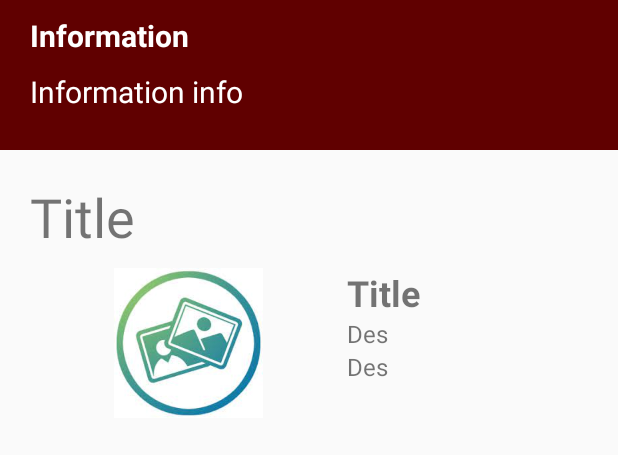
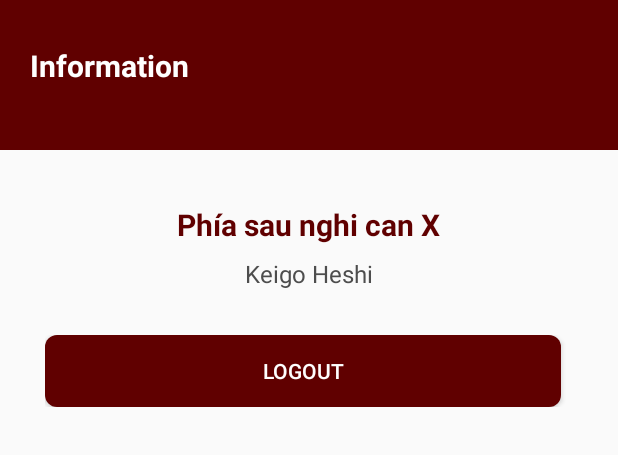
Before and after one commit to hoangduongngg/AndroidApp_COOKIK, an Android app: the layout fragment_info.xml on its own in the app's theme, with its tools: preview values and no code run, on a phone screen of 412 x 824 dp. Shown: the top 455 px of the screen. Run offline under Robolectric (Android 15) with nearby library versions, the phone set to English and light mode, and no system bars.

Commit message:
Update, Info

```diff
--- a/COOKIK_APP/app/src/main/java/com/example/cookik_app/activity/home/DetailActivity.java
+++ b/COOKIK_APP/app/src/main/java/com/example/cookik_app/activity/home/DetailActivity.java
@@ -75,6 +75,9 @@ public class DetailActivity extends AppCompatActivity implements View.OnClickLis
     public void onClick(View view) {
         if (view==bt_update) {
             Toast.makeText(this, "UPDATE", Toast.LENGTH_SHORT).show();
+            Intent intent = new Intent(this, UpdateActivity.class);
+            intent.putExtra("book", book);
+            startActivity(intent);
         }
         if (view==bt_delete) {
             Toast.makeText(this, "DELETE", Toast.LENGTH_SHORT).show();
--- a/COOKIK_APP/app/src/main/res/layout/fragment_info.xml
+++ b/COOKIK_APP/app/src/main/res/layout/fragment_info.xml
@@ -12,21 +12,11 @@
         >
 
         <TextView
-            android:layout_marginTop="10dp"
+            android:layout_marginTop="30dp"
             android:textSize="20dp"
             android:textStyle="bold"
             android:text="Information"
-            android:textColor="@color/white"
-            android:layout_marginLeft="20dp"
-            android:layout_width="match_parent"
-            android:layout_height="wrap_content"/>
 
-        <!--        Set information here-->
-        <TextView
-            android:id="@+id/txtInfo"
-            android:layout_marginTop="10dp"
-            android:textSize="20dp"
-            android:text="Information info"
             android:textColor="@color/white"
             android:layout_marginLeft="20dp"
             android:layout_width="match_parent"
@@ -34,73 +24,137 @@
 
 
 
+
+
     </LinearLayout>
 
     <LinearLayout
-        android:layout_margin="20dp"
+        android:layout_marginTop="20dp"
         android:orientation="vertical"
         android:layout_width="match_parent"
         android:layout_height="wrap_content">
 
+<!--        <ImageView-->
+<!--            android:id="@+id/img"-->
+<!--            android:layout_gravity="center"-->
+<!--            android:layout_width="200dp"-->
+<!--            android:layout_height="200dp"-->
+<!--            android:src="@drawable/phiasaunghicanx" />-->
+
         <TextView
-            android:text="Title"
-            android:textSize="36dp"
-            android:layout_width="match_parent"
-            android:layout_height="wrap_content"/>
+            android:id="@+id/name"
+            android:layout_gravity="center"
+            android:layout_width="wrap_content"
+            android:layout_height="wrap_content"
+            android:text="Phía sau nghi can X"
+            android:textSize="20dp"
+            android:textColor="@color/red"
+            android:textStyle="bold"
+            android:layout_marginTop="16dp" />
 
-        <LinearLayout
-            android:orientation="horizontal"
-            android:layout_weight="2"
-            android:layout_marginTop="10dp"
-            android:layout_width="match_parent"
-            android:layout_height="wrap_content">
-
-            <ImageView
-                android:layout_weight="1"
-                android:src="@drawable/images"
-                android:layout_width="100dp"
-                android:layout_height="100dp"/>
-
-            <LinearLayout
-                android:layout_weight="1"
-                android:orientation="vertical"
-                android:layout_width="wrap_content"
-                android:layout_height="wrap_content">
-
-                <TextView
-                    android:text="Title"
-                    android:textSize="24dp"
-                    android:textStyle="bold"
-                    android:layout_width="wrap_content"
-                    android:layout_height="wrap_content"/>
-                <TextView
-                    android:text="Des"
-                    android:textSize="16dp"
-                    android:layout_width="wrap_content"
-                    android:layout_height="wrap_content"/>
-                <TextView
-                    android:text="Des"
-                    android:textSize="16dp"
-                    android:layout_width="wrap_content"
-                    android:layout_height="wrap_content"/>
-
-            </LinearLayout>
+        <TextView
+            android:layout_gravity="center"
+            android:id="@+id/gmail"
+            android:layout_width="wrap_content"
+            android:layout_height="wrap_content"
+            android:textSize="16dp"
+            android:text="Keigo Heshi"
+            android:textColor="#4D4D4D"
+            android:layout_marginTop="8dp" />
 
 
-        </LinearLayout>
+    </LinearLayout>
+
+    <LinearLayout
+        android:layout_width="match_parent"
+        android:layout_height="wrap_content"
+        android:orientation="horizontal"
+        android:gravity="center_vertical">
+
+<!--        <RatingBar-->
+<!--            android:id="@+id/rate"-->
+<!--            android:layout_width="wrap_content"-->
+<!--            android:layout_height="wrap_content"-->
+<!--            android:numStars="5"-->
+<!--            android:stepSize="0.5"-->
+<!--            android:rating="5"-->
+<!--            android:scaleX="0.4"-->
+<!--            android:scaleY="0.4"-->
+<!--            android:layout_marginStart="8dp" />-->
+
+<!--        <TextView-->
+<!--            android:id="@+id/shelf"-->
+<!--            android:layout_width="wrap_content"-->
+<!--            android:layout_height="wrap_content"-->
+<!--            android:text="Read"-->
+<!--            android:paddingLeft="8dp" />-->
+
+    </LinearLayout>
+
+    <LinearLayout
+        android:layout_width="match_parent"
+        android:layout_height="wrap_content"
+        android:orientation="vertical">
+
+<!--        <TextView-->
+<!--            android:layout_width="match_parent"-->
+<!--            android:layout_height="wrap_content"-->
+<!--            android:textSize="16sp"-->
+<!--            android:text="Review:"-->
+<!--            android:textStyle="bold"-->
+<!--            android:paddingLeft="30dp"-->
+<!--            android:paddingBottom="5dp"/>-->
+
+<!--        <TextView-->
+<!--            android:id="@+id/review"-->
+<!--            android:layout_width="match_parent"-->
+<!--            android:layout_height="wrap_content"-->
+<!--            android:textSize="16sp"-->
+<!--            android:text="“Việc nghĩ ra một bài toán vô cùng khó và việc giải bài toán đó, việc nào khó hơn? ”"-->
+<!--            android:paddingLeft="30dp"-->
+<!--            android:paddingRight="30dp"/>-->
+
+    </LinearLayout>
+    <LinearLayout
+        android:layout_width="match_parent"
+        android:layout_height="wrap_content"
+        android:orientation="horizontal"
+        android:weightSum="1"
+        android:padding="30dp">
+
+        <Button
+            android:id="@+id/bt_logout"
+            android:layout_width="0dp"
+            android:layout_height="wrap_content"
+            android:layout_weight="1"
+            android:text="LOGOUT"
+            android:textColor="#FFFFFF"
+            android:background="@drawable/button_background"
+            android:layout_marginEnd="8dp"/>
+
+<!--        <Button-->
+<!--            android:id="@+id/bt_delete"-->
+<!--            android:layout_width="0dp"-->
+<!--            android:layout_height="wrap_content"-->
+<!--            android:layout_weight="1"-->
+<!--            android:text="DELETE"-->
+<!--            android:textColor="#FFFFFF"-->
+<!--            android:background="@drawable/button_background"-->
+<!--            android:layout_marginStart="8dp"/>-->
+        <!--        <Button-->
+        <!--            android:id="@+id/bt_back"-->
+        <!--            android:layout_width="0dp"-->
+        <!--            android:layout_height="wrap_content"-->
+        <!--            android:layout_weight="1"-->
+        <!--            android:text="BACK"-->
+        <!--            android:textColor="#FFFFFF"-->
+        <!--            android:background="@drawable/button_background"-->
+        <!--            android:layout_marginStart="8dp"/>-->
 
     </LinearLayout>
 
 
-<!--    <androidx.recyclerview.widget.RecyclerView-->
-<!--        android:id="@+id/recycleView"-->
-<!--        android:layout_marginTop="20dp"-->
-<!--        android:layout_marginLeft="15dp"-->
-<!--        android:layout_marginRight="10dp"-->
-<!--        android:layout_width="match_parent"-->
-<!--        android:layout_height="wrap_content">-->
 
-<!--    </androidx.recyclerview.widget.RecyclerView>-->
 
 
 </LinearLayout>
--- a/Services/BookSerice/src/main/java/com/example/bookserice/service/BookService.java
+++ b/Services/BookSerice/src/main/java/com/example/bookserice/service/BookService.java
@@ -11,4 +11,9 @@ import java.util.List;
 public interface BookService {
     List<Book> getListByObject (BookRequest bookRequest);
     Book addBook(Book book);
+    Book update (Book book);
+    Book delete (Book book);
+
+
+
 }
```
Also changed, not shown: COOKIK_APP/app/src/main/AndroidManifest.xml (+12 -0 lines), COOKIK_APP/app/src/main/java/com/example/cookik_app/API/APIService.java (+11 -1 lines), COOKIK_APP/app/src/main/java/com/example/cookik_app/activity/fragment/FragmentInfo.java (+53 -0 lines), COOKIK_APP/app/src/main/java/com/example/cookik_app/activity/home/HomeActivity.java (+10 -7 lines), COOKIK_APP/app/src/main/java/com/example/cookik_app/activity/home/UpdateActivity.java (added, +108 -0 lines), COOKIK_APP/app/src/main/res/layout/activity_update.xml (added, +109 -0 lines), COOKIK_APP/app/src/main/res/mipmap-anydpi-v26/ic_launcher.xml (+6 -2 lines), Services/BookSerice/src/main/java/com/example/bookserice/controller/BookRestController.java (+28 -0 lines), Services/BookSerice/src/main/java/com/example/bookserice/service/BookServiceImp.java (+17 -0 lines), COOKIK_APP/app/src/main/res/drawable-v24/logo_book.png (added).
